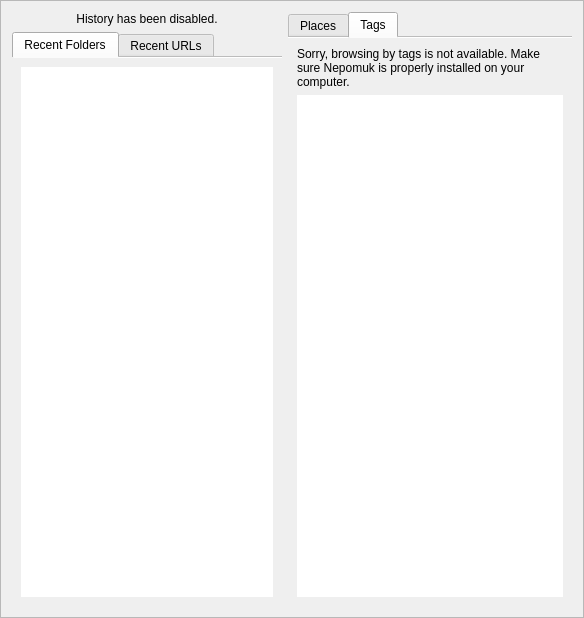
First picture: the form in app/startpage.ui, repository KDE/gwenview, before the edit.
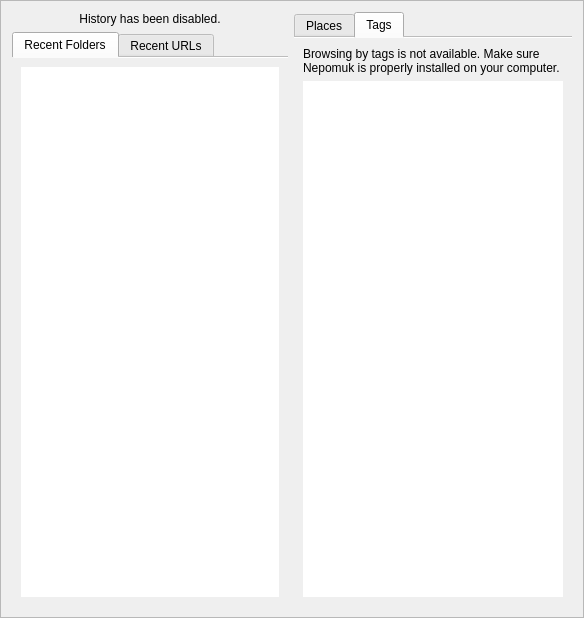
Second picture: the form after the edit. The open tabs and pages were chosen to show the change. Custom widgets are drawn as their Qt base class.

Commit message:
Minor string change - applications cannot be sorry.
SVN_SILENT

The edit to the form file:
```diff
--- a/app/startpage.ui
+++ b/app/startpage.ui
@@ -138,7 +138,7 @@
        <item>
         <widget class="QLabel" name="mTagLabel">
          <property name="text">
-          <string>Sorry, browsing by tags is not available. Make sure Nepomuk is properly installed on your computer.</string>
+          <string>Browsing by tags is not available. Make sure Nepomuk is properly installed on your computer.</string>
          </property>
          <property name="alignment">
           <set>Qt::AlignLeading|Qt::AlignLeft|Qt::AlignTop</set>
```
